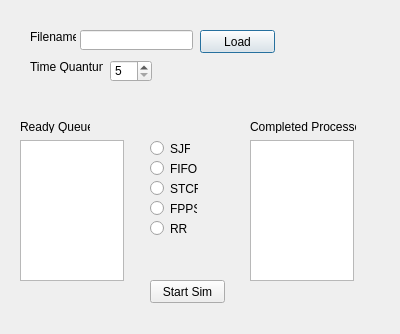
First picture: the form in Seizure_Time_OS/processschedulerdialog.ui, repository Singlecharacter/Seizure-Time-OS, before the edit.
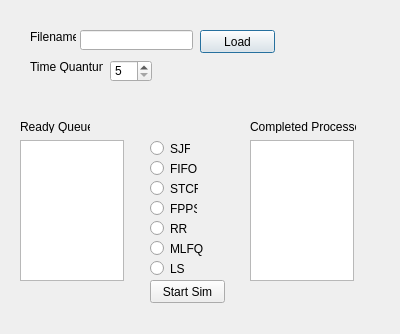
Second picture: the form after the edit.

The edit to the form file:
```diff
--- a/Seizure_Time_OS/processschedulerdialog.ui
+++ b/Seizure_Time_OS/processschedulerdialog.ui
@@ -215,6 +215,32 @@
     <number>30</number>
    </property>
   </widget>
+  <widget class="QRadioButton" name="MLFQButton">
+   <property name="geometry">
+    <rect>
+     <x>150</x>
+     <y>240</y>
+     <width>82</width>
+     <height>17</height>
+    </rect>
+   </property>
+   <property name="text">
+    <string>MLFQ</string>
+   </property>
+  </widget>
+  <widget class="QRadioButton" name="LSButton">
+   <property name="geometry">
+    <rect>
+     <x>150</x>
+     <y>260</y>
+     <width>82</width>
+     <height>17</height>
+    </rect>
+   </property>
+   <property name="text">
+    <string>LS</string>
+   </property>
+  </widget>
  </widget>
  <resources/>
  <connections/>
```
